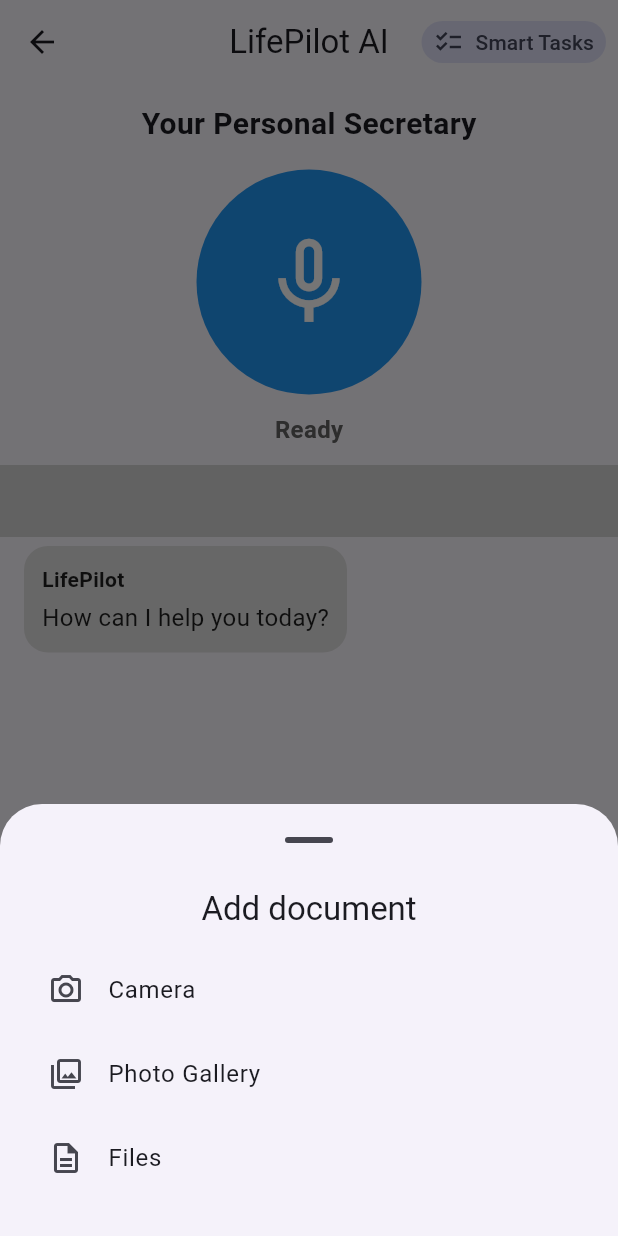
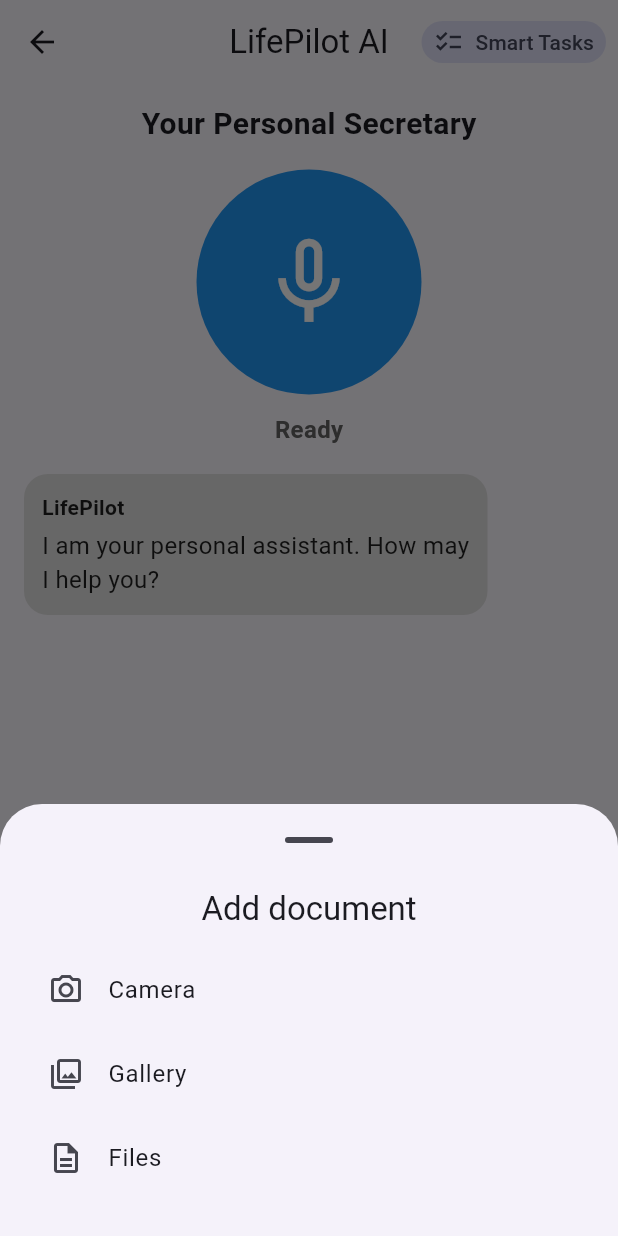
Before and after one commit to zubairassam-creator/LifePilot, a Flutter app: the SecretaryScreen screen opened directly, after a tap on the "add circle outline" icon, on a phone screen of 412 x 824 dp. Run offline on Flutter 3.47's test engine with Material 3 defaults, Android fonts, the phone set to English and light mode, and no system bars; our stand-ins replace file_picker, flutter_local_notifications, flutter_secure_storage, flutter_timezone, flutter_tts, hive and 8 more; missing offline and left inert: cryptography; accounts and stored records are empty; statements that could not run were skipped.

Commit message:
Fix assistant attachments and welcome voice

```diff
--- a/lib/screens/secretary_screen.dart
+++ b/lib/screens/secretary_screen.dart
@@ -2,6 +2,7 @@
 import '../core/lifepilot_core.dart';
 import '../core/secretary_intents.dart';
 import '../models/chat_message.dart';
+import '../models/lifepilot_document.dart';
 import '../services/document_picker_service.dart';
 import '../widgets/attachment_source_sheet.dart';
 import '../widgets/pending_attachment_preview.dart';
@@ -27,14 +28,29 @@
   bool _isListening = false;
   bool _isThinking = false;
   bool _isSpeaking = false;
+  bool _welcomeDelivered = false;
   PendingDocumentAttachment? _pendingAttachment;
 
-  final List<ChatMessage> _messages = [
-    ChatMessage(
-      text: "How can I help you today?",
-      sender: MessageSender.assistant,
-    ),
-  ];
+  final List<ChatMessage> _messages = [];
+
+  @override
+  void initState() {
+    super.initState();
+
+    WidgetsBinding.instance.addPostFrameCallback((_) async {
+      await _deliverWelcome();
+    });
+  }
+
+  Future<void> _deliverWelcome() async {
+    if (_welcomeDelivered || !mounted) return;
+
+    _welcomeDelivered = true;
+
+    await _addAssistantMessageAndSpeak(
+      'I am your personal assistant. How may I help you?',
+    );
+  }
 
   void _scrollToBottom() {
     WidgetsBinding.instance.addPostFrameCallback((_) {
@@ -89,7 +105,6 @@
     ).execute(action);
   }
 
-
   Future<void> _pickAttachment() async {
     final source = await AttachmentSourceSheet.show(context);
     if (source == null) return;
@@ -100,6 +115,10 @@
       return;
     }
     if (result.attachment != null) setState(() => _pendingAttachment = result.attachment);
+  }
+
+  Future<void> _addAssistantMessageAndSpeak(String text) async {
+    await _addAssistantMessage(text, speak: true);
   }
 
   Future<void> _addAssistantMessage(String text, {bool speak = true}) async {
@@ -302,57 +321,92 @@
                 },
               ),
             ),
-            Padding(
+          ],
+        ),
+      ),
+      bottomNavigationBar: _AssistantInputBar(
+        textController: _textController,
+        focusNode: _focusNode,
+        isListening: _isListening,
+        hasText: hasText,
+        onAttach: _pickAttachment,
+        onListen: _startListening,
+        onSubmit: processUserInput,
+        onTextChanged: () => setState(() {}),
+      ),
+    );
+  }
+}
+
+class _AssistantInputBar extends StatelessWidget {
+  const _AssistantInputBar({
+    required this.textController,
+    required this.focusNode,
+    required this.isListening,
+    required this.hasText,
+    required this.onAttach,
+    required this.onListen,
+    required this.onSubmit,
+    required this.onTextChanged,
+  });
+
+  final TextEditingController textController;
+  final FocusNode focusNode;
+  final bool isListening;
+  final bool hasText;
+  final VoidCallback onAttach;
+  final VoidCallback onListen;
+  final ValueChanged<String> onSubmit;
+  final VoidCallback onTextChanged;
+
+  @override
+  Widget build(BuildContext context) {
+    final mediaQuery = MediaQuery.of(context);
+    final bottomInset = mediaQuery.viewInsets.bottom;
+    final bottomPadding =
+        bottomInset > 0 ? bottomInset : mediaQuery.viewPadding.bottom;
+
+    return AnimatedPadding(
+      duration: const Duration(milliseconds: 180),
+      curve: Curves.easeOut,
+      padding: EdgeInsets.only(bottom: bottomPadding),
+      child: SafeArea(
+        top: false,
+        bottom: false,
+        child: Padding(
           padding: const EdgeInsets.fromLTRB(12, 8, 12, 12),
           child: Row(
             children: [
               IconButton(
                 tooltip: 'Add document',
                 icon: const Icon(Icons.add_circle_outline),
-                    onPressed: _pickAttachment,
+                onPressed: onAttach,
               ),
               Expanded(
                 child: TextField(
-                      controller: _textController,
-                      focusNode: _focusNode,
+                  controller: textController,
+                  focusNode: focusNode,
                   textInputAction: TextInputAction.send,
                   decoration: const InputDecoration(
                     hintText: "Type a message...",
                     border: OutlineInputBorder(),
                   ),
-                      onChanged: (_) {
-                        setState(() {});
-                      },
-                      onSubmitted: (value) async {
-                        await processUserInput(value);
-                      },
+                  onChanged: (_) => onTextChanged(),
+                  onSubmitted: onSubmit,
                 ),
               ),
-
               const SizedBox(width: 10),
-
               FloatingActionButton(
                 mini: true,
-                    backgroundColor: !hasText && _isListening
-                        ? Colors.red
-                        : null,
-                    foregroundColor: !hasText && _isListening
-                        ? Colors.white
-                        : null,
-                    onPressed: () async {
-                      if (_textController.text.trim().isEmpty) {
-                        await _startListening();
-                      } else {
-                        await processUserInput(_textController.text.trim());
-                      }
-                    },
+                backgroundColor: !hasText && isListening ? Colors.red : null,
+                foregroundColor: !hasText && isListening ? Colors.white : null,
+                onPressed: () =>
+                    hasText ? onSubmit(textController.text.trim()) : onListen(),
                 child: Icon(hasText ? Icons.send : Icons.mic),
               ),
             ],
           ),
         ),
-          ],
-        ),
       ),
     );
   }
--- a/lib/widgets/attachment_source_sheet.dart
+++ b/lib/widgets/attachment_source_sheet.dart
@@ -4,7 +4,8 @@
 class AttachmentSourceSheet extends StatelessWidget {
   const AttachmentSourceSheet({super.key});
 
-  static Future<AttachmentSource?> show(BuildContext context) => showModalBottomSheet<AttachmentSource>(
+  static Future<AttachmentSource?> show(BuildContext context) =>
+      showModalBottomSheet<AttachmentSource>(
         context: context,
         showDragHandle: true,
         builder: (context) => const AttachmentSourceSheet(),
@@ -17,9 +18,21 @@
           child: Column(mainAxisSize: MainAxisSize.min, children: [
             Text('Add document', style: Theme.of(context).textTheme.titleLarge),
             const SizedBox(height: 12),
-            ListTile(leading: const Icon(Icons.photo_camera_outlined), title: const Text('Camera'), onTap: () => Navigator.pop(context, AttachmentSource.camera)),
-            ListTile(leading: const Icon(Icons.photo_library_outlined), title: const Text('Photo Gallery'), onTap: () => Navigator.pop(context, AttachmentSource.gallery)),
-            ListTile(leading: const Icon(Icons.description_outlined), title: const Text('Files'), onTap: () => Navigator.pop(context, AttachmentSource.files)),
+            ListTile(
+              leading: const Icon(Icons.photo_camera_outlined),
+              title: const Text('Camera'),
+              onTap: () => Navigator.pop(context, AttachmentSource.camera),
+            ),
+            ListTile(
+              leading: const Icon(Icons.photo_library_outlined),
+              title: const Text('Gallery'),
+              onTap: () => Navigator.pop(context, AttachmentSource.gallery),
+            ),
+            ListTile(
+              leading: const Icon(Icons.description_outlined),
+              title: const Text('Files'),
+              onTap: () => Navigator.pop(context, AttachmentSource.files),
+            ),
           ]),
         ),
       );
```
Lines whose indentation alone changed are shown as unchanged.
